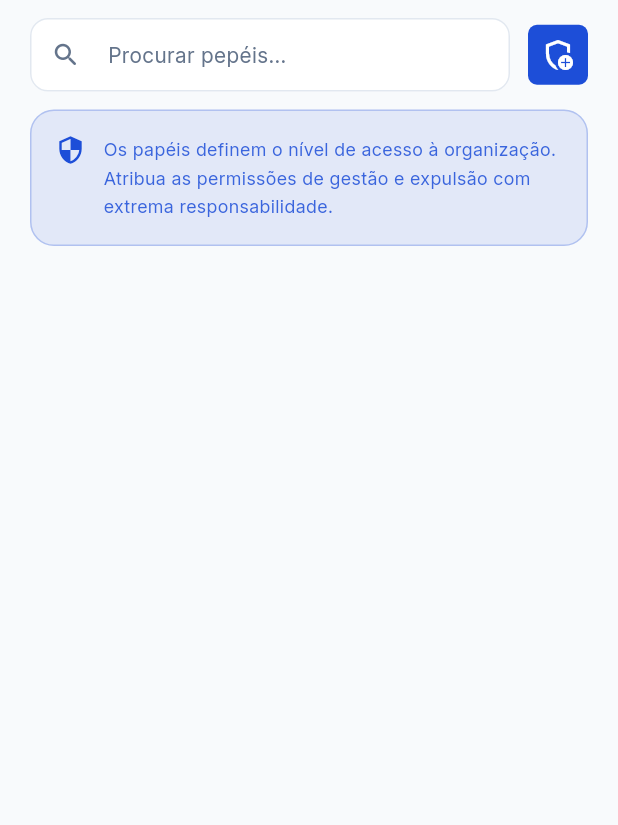
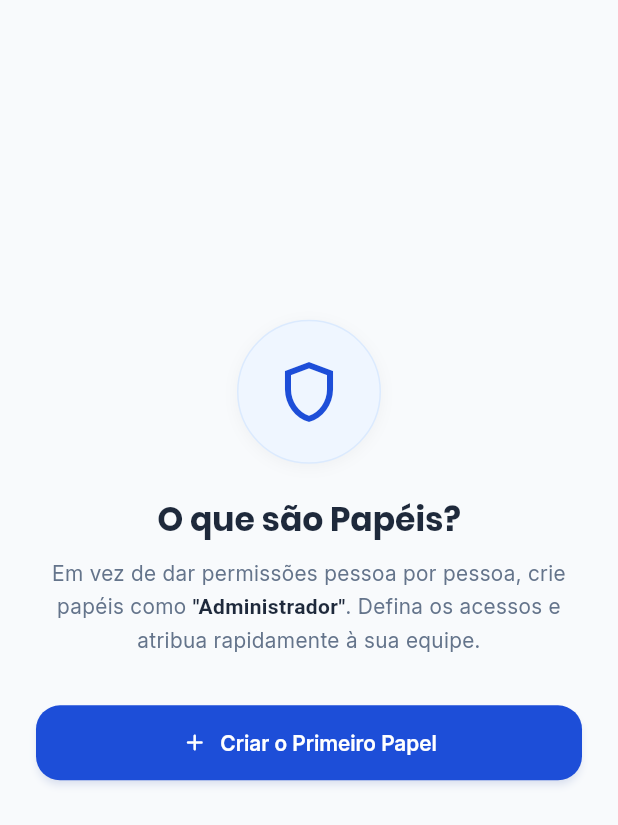
Before and after one commit to Convoquei/convoquei-app, a Flutter app: the ManageRolesPage widget shown alone on an empty page, opened directly with empty values, on a phone screen of 412 x 824 dp. Shown: the top 825 px of the screen. Run offline on Flutter 3.47's test engine with Material 3 defaults, Android fonts, the phone set to English and light mode, and no system bars; our stand-ins replace dio, flutter_native_splash, flutter_riverpod, flutter_secure_storage, flutter_svg, shared_preferences; missing offline and left inert: dio_smart_retry; accounts and stored records are empty.

Commit message:
Implementa criacao de role

```diff
--- a/lib/core/widgets/base_scrollable_page.dart
+++ b/lib/core/widgets/base_scrollable_page.dart
@@ -13,6 +13,7 @@ class BaseScrollablePage extends StatefulWidget {
     this.icon = Icons.add,
     this.onSearchChanged,
     this.onRequestNextPage,
+    this.emptyState,
   });
 
   final List<Widget> children;
@@ -21,8 +22,11 @@ class BaseScrollablePage extends StatefulWidget {
   final IconData icon;
   final ValueChanged<String>? onSearchChanged;
   final bool useSafeArea;
+  final AsyncCallback? onRequestNextPage;
 
-  final AsyncCallback? onRequestNextPage;
+  /// Quando fornecido, substitui o scroll e é centralizado no espaço disponível.
+  /// Use quando não há itens para listar.
+  final Widget? emptyState;
 
   @override
   State<BaseScrollablePage> createState() => _BaseScrollablePageState();
@@ -30,8 +34,6 @@ class BaseScrollablePage extends StatefulWidget {
 
 class _BaseScrollablePageState extends State<BaseScrollablePage> {
   ScrollController? _scrollController;
-
-  // Lock: só dispara novo fetch após a Future anterior completar.
   bool _isFetching = false;
 
   @override
@@ -87,6 +89,14 @@ class _BaseScrollablePageState extends State<BaseScrollablePage> {
     final scaffold = Scaffold(
       body: Column(
         children: [
+          if (widget.emptyState != null)
+            Expanded(
+              child: Align(
+                alignment: const Alignment(0, -0.2),
+                child: widget.emptyState!,
+              ),
+            )
+          else ...[
             _SearchBar(
               hint: widget.searchHint,
               onIconTap: widget.onIconTap,
@@ -100,6 +110,7 @@ class _BaseScrollablePageState extends State<BaseScrollablePage> {
                 child: Column(children: widget.children),
               ),
             ),
+          ]
         ],
       ),
     );
@@ -142,6 +153,8 @@ class _SearchBar extends StatelessWidget {
   }
 }
 
+// ─── Add button ───────────────────────────────────────────────────────────────
+
 class _AddButton extends StatelessWidget {
   const _AddButton({required this.onTap, this.icon = Icons.add});
 
--- a/lib/features/organizations/settings/pages/manage_roles_page.dart
+++ b/lib/features/organizations/settings/pages/manage_roles_page.dart
@@ -7,13 +7,16 @@ import 'package:convoquei_app/core/widgets/modals/multi_select_modal.dart';
 import 'package:convoquei_app/core/widgets/selectable_tile.dart';
 import 'package:convoquei_app/core/widgets/tag_label.dart';
 import 'package:convoquei_app/features/organizations/settings/providers/avaliable_permissions_provider.dart';
+import 'package:convoquei_app/features/organizations/settings/providers/create_role_provider.dart';
 import 'package:convoquei_app/features/organizations/settings/providers/delete_role_provider.dart';
 import 'package:convoquei_app/features/organizations/settings/providers/expanded_roles_provider.dart';
 import 'package:convoquei_app/features/organizations/settings/providers/list_members_in_role_provider.dart';
 import 'package:convoquei_app/features/organizations/settings/providers/list_roles_organization_provider.dart';
 import 'package:convoquei_app/features/organizations/settings/providers/remove_role_member_provider.dart';
 import 'package:convoquei_app/features/organizations/settings/providers/update_role_permissions_provider.dart';
+import 'package:convoquei_app/features/organizations/settings/widgets/create_role_modal.dart';
 import 'package:convoquei_app/features/organizations/settings/widgets/member_role_card.dart';
+import 'package:convoquei_app/features/organizations/settings/widgets/no_roles_empty_state.dart';
 import 'package:convoquei_app/features/organizations/shared/models/OrganizationRolePermissionModel.dart';
 import 'package:convoquei_app/features/organizations/shared/models/organization_model.dart';
 import 'package:convoquei_app/features/organizations/shared/models/organization_my_member_profile_model.dart';
@@ -39,6 +42,21 @@ class _ManageRolesPageState extends ConsumerState<ManageRolesPage> {
     await ref
         .read(listRolesOrganizationProvider.notifier)
         .loadNextPage(widget.organization.id);
+  }
+
+  Future<void> _handleCreateRole() async {
+    if (!mounted) return;
+
+    final role = await CreateRoleModal.show(
+      context,
+      (name) => ref
+          .read(createRoleProvider.notifier)
+          .execute(organizationId: widget.organization.id, name: name),
+    );
+
+    if (role == null || !mounted) return;
+
+    await _handleOpenModalEditRole(role);
   }
 
   Future<void> _handleDeleteRole(OrganizationRoleModel role) async {
@@ -195,27 +213,23 @@ class _ManageRolesPageState extends ConsumerState<ManageRolesPage> {
     final rolesAsync = ref.watch(listRolesOrganizationProvider);
     final hasNextPage = rolesAsync.value?.hasNextPage ?? false;
 
+    final emptyState = rolesAsync.whenOrNull(
+      data: (paged) => paged.items.isEmpty
+          ? NoRolesEmptyState(onCreateRole: _handleCreateRole)
+          : null,
+    );
+
     return BaseScrollablePage(
       useSafeArea: true,
       searchHint: "Procurar pepéis...",
       onRequestNextPage: hasNextPage ? _handleRequestNextPage : null,
       icon: Icons.add_moderator_outlined,
-      onIconTap: () {
-        debugPrint("Create new role");
-      },
+      emptyState: emptyState,
+      onIconTap: _handleCreateRole,
       children: [
-        AlertBanner(
-          icon: Icons.security_outlined,
-          color: AppTheme.primaryColor,
-          text:
-              'Os papéis definem o nível de acesso à organização. '
-              'Atribua as permissões de gestão e expulsão com extrema responsabilidade.',
-        ),
-
-        SizedBox(height: 8),
-
         rolesAsync.when(
           data: (paged) {
+
             return Column(
               spacing: 6,
               children: paged.items.map((role) {
@@ -250,6 +264,24 @@ class _ManageRolesPageState extends ConsumerState<ManageRolesPage> {
                     ],
                   ),
                   title: role.name,
+                  actions: [
+                    TextButton.icon(
+                      onPressed: () => _handleDeleteRole(role),
+                      icon: const Icon(
+                        Icons.delete_outline_rounded,
+                        size: 16,
+                        color: Color(0xFFDC2626),
+                      ),
+                      label: const Text(
+                        'Excluir papel',
+                        style: TextStyle(
+                          fontSize: 13,
+                          color: Color(0xFFDC2626),
+                          fontWeight: FontWeight.w600,
+                        ),
+                      ),
+                    ),
+                  ],
                   children: [
                     Container(
                       width: double.infinity,
@@ -296,14 +328,6 @@ class _ManageRolesPageState extends ConsumerState<ManageRolesPage> {
                                 variant: TagLabelVariant.elevated,
                               );
                             }).toList(),
-
-                            // const [
-                            //   TagLabel(
-                            //     label: 'Admin',
-                            //     color: AppTheme.primaryColor,
-                            //     variant: TagLabelVariant.elevated,
-                            //   ),
-                            // ],
                           ),
                         ],
                       ),
@@ -330,24 +354,6 @@ class _ManageRolesPageState extends ConsumerState<ManageRolesPage> {
                     const SizedBox(height: 8),
                     membersWidget(role),
                   ],
-                  actions: [
-                    TextButton.icon(
-                      onPressed: () => _handleDeleteRole(role),
-                      icon: const Icon(
-                        Icons.delete_outline_rounded,
-                        size: 16,
-                        color: Color(0xFFDC2626),
-                      ),
-                      label: const Text(
-                        'Excluir papel',
-                        style: TextStyle(
-                          fontSize: 13,
-                          color: Color(0xFFDC2626),
-                          fontWeight: FontWeight.w600,
-                        ),
-                      ),
-                    ),
-                  ],
                 );
               }).toList(),
             );
--- /dev/null
+++ b/lib/features/organizations/settings/widgets/no_roles_empty_state.dart
@@ -0,0 +1,117 @@
+import 'package:convoquei_app/core/theme/app_theme.dart';
+import 'package:flutter/material.dart';
+
+class NoRolesEmptyState extends StatelessWidget {
+  const NoRolesEmptyState({super.key, this.onCreateRole});
+
+  final VoidCallback? onCreateRole;
+
+  @override
+  Widget build(BuildContext context) {
+    final theme = Theme.of(context);
+
+    return Padding(
+      padding: const EdgeInsets.fromLTRB(24, 32, 24, 32),
+      child: Column(
+        mainAxisSize: MainAxisSize.min,
+        children: [
+          // ── Ícone ────────────────────────────────────────────────────────
+          Container(
+            width: 96,
+            height: 96,
+            decoration: BoxDecoration(
+              color: const Color(0xFFEFF6FF),
+              shape: BoxShape.circle,
+              border: Border.all(color: const Color(0xFFDBEAFE)),
+              boxShadow: const [
+                BoxShadow(
+                  color: Color(0x0A000000),
+                  blurRadius: 8,
+                  offset: Offset(0, 2),
+                ),
+              ],
+            ),
+            alignment: Alignment.center,
+            child: const Icon(
+              Icons.shield_outlined,
+              color: AppTheme.primaryColor,
+              size: 48,
+            ),
+          ),
+
+          const SizedBox(height: 24),
+
+          // ── Título ───────────────────────────────────────────────────────
+          Text(
+            'O que são Papéis?',
+            textAlign: TextAlign.center,
+            style: theme.textTheme.displayMedium?.copyWith(
+              fontSize: 22,
+              fontWeight: FontWeight.w700,
+              color: AppTheme.textPrimary,
+              height: 1.2,
+            ),
+          ),
+
+          const SizedBox(height: 12),
+
+          // ── Descrição ────────────────────────────────────────────────────
+          RichText(
+            textAlign: TextAlign.center,
+            text: TextSpan(
+              style: theme.textTheme.bodyMedium?.copyWith(
+                color: AppTheme.textSecondary,
+                height: 1.6,
+              ),
+              children: const [
+                TextSpan(
+                  text:
+                  'Em vez de dar permissões pessoa por pessoa, crie papéis como ',
+                ),
+                TextSpan(
+                  text: '"Administrador"',
+                  style: TextStyle(
+                    fontWeight: FontWeight.w600,
+                    color: AppTheme.textPrimary,
+                  ),
+                ),
+                TextSpan(
+                  text:
+                  '. Defina os acessos e atribua rapidamente à sua equipe.',
+                ),
+              ],
+            ),
+          ),
+
+          const SizedBox(height: 32),
+
+          // ── Botão ────────────────────────────────────────────────────────
+          if (onCreateRole != null)
+            SizedBox(
+              width: double.infinity,
+              child: ElevatedButton.icon(
+                onPressed: onCreateRole,
+                icon: const Icon(Icons.add_rounded, size: 18),
+                label: const Text('Criar o Primeiro Papel'),
+                style: ElevatedButton.styleFrom(
+                  backgroundColor: AppTheme.primaryColor,
+                  foregroundColor: Colors.white,
+                  padding: const EdgeInsets.symmetric(vertical: 16),
+                  shape: RoundedRectangleBorder(
+                    borderRadius: BorderRadius.circular(16),
+                  ),
+                  textStyle: const TextStyle(
+                    fontFamily: 'Inter',
+                    fontSize: 14,
+                    fontWeight: FontWeight.w600,
+                  ),
+                  elevation: 2,
+                  shadowColor: const Color(0x331D4ED8),
+                ),
+              ),
+            ),
+        ],
+      ),
+    );
+  }
+}
```
Also changed, not shown: lib/features/organizations/settings/providers/create_role_provider.dart (added, +47 -0 lines), lib/features/organizations/settings/widgets/create_role_modal.dart (added, +160 -0 lines), lib/features/organizations/shared/repositories/organization_role_repository.dart (+12 -0 lines). Lines whose indentation alone changed are shown as unchanged.
